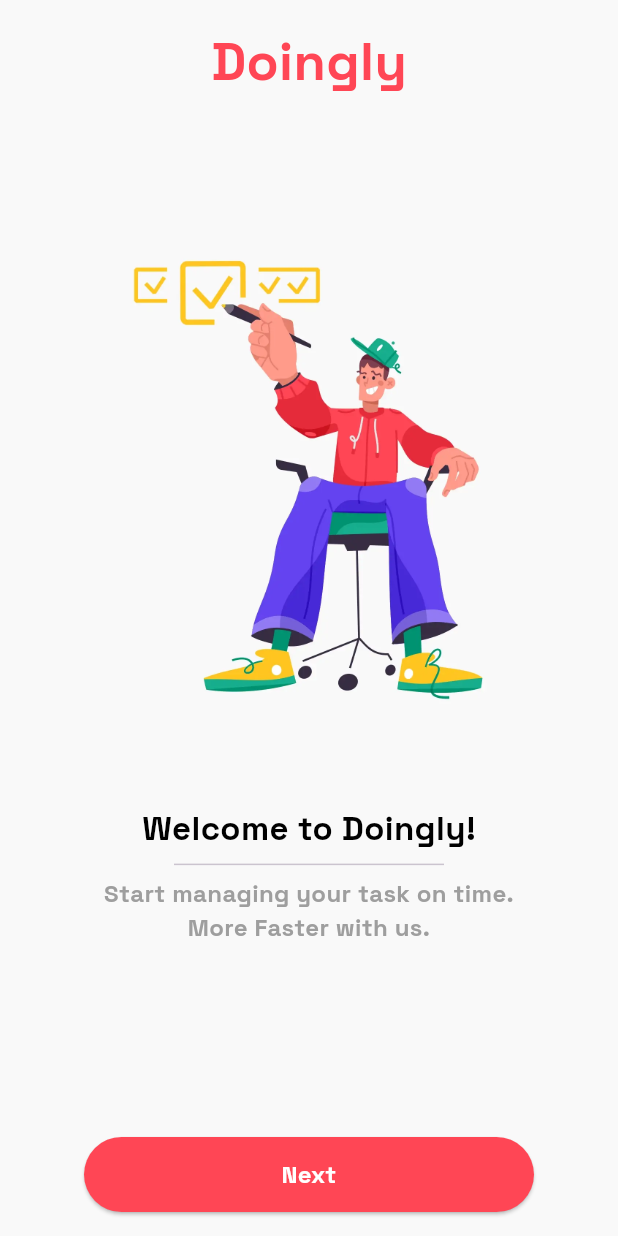
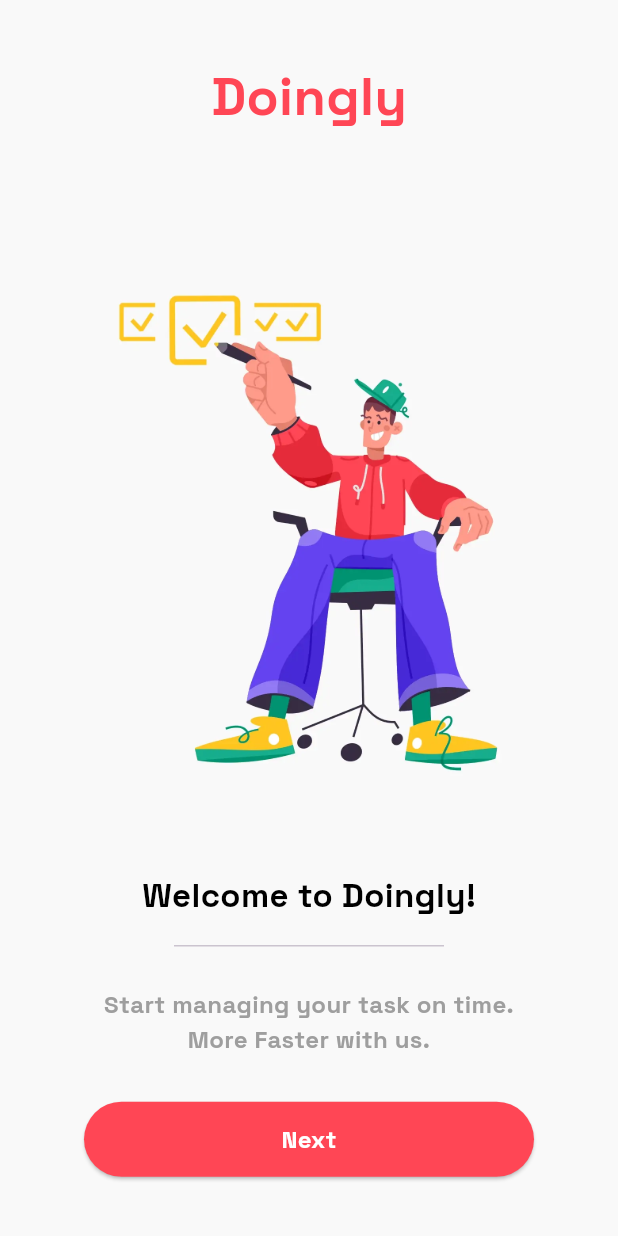
Before and after one commit to DSC-JSS-NOIDA/Doingly, a Flutter app: the screen it shows after launch, on a phone screen of 412 x 824 dp. Run offline on Flutter 3.47's test engine with Material 2 defaults, Android fonts, the phone set to English and light mode, and no system bars; our stand-ins replace flutter_slidable, flutter_speed_dial, get, google_fonts, hive, hive_flutter and 2 more; accounts and stored records are empty.

Commit message:
Update intro.dart
Fixed the constructor to properly pass the key.
Replaced Expanded widgets with SizedBox for spacing.
Used the height property for Image.asset to control the image's height. Adjust the value if you want the image to occupy more or less space.
Ensured consistent spacing using SizedBox for a clearer and more visually pleasing structure.

```diff
--- a/lib/Screens/intro.dart
+++ b/lib/Screens/intro.dart
@@ -4,7 +4,7 @@ import 'package:get/get.dart';
 import 'package:google_fonts/google_fonts.dart';
 
 class IntroScreen extends StatefulWidget {
-  const IntroScreen({super.key});
+  const IntroScreen({Key? key}) : super(key: key);
 
   @override
   State<IntroScreen> createState() => _IntroScreenState();
@@ -19,55 +19,67 @@ class _IntroScreenState extends State<IntroScreen> {
         child: Padding(
           padding: const EdgeInsets.all(16.0),
           child: Center(
-            child:
-                Column(mainAxisAlignment: MainAxisAlignment.center, children: [
-              Expanded(
-                flex: 1,
-                child: Text(
+            child: Column(
+              mainAxisAlignment: MainAxisAlignment.center,
+              children: [
+                Text(
                   "Doingly",
                   style: GoogleFonts.spaceGrotesk(
                     fontWeight: FontWeight.bold,
                     fontSize: 35,
-                      color: Color(0xffFF4655)),
+                    color: Color(0xffFF4655),
                   ),
                 ),
-              // SizedBox(height: 60,),
-              Expanded(flex: 5, child: Image.asset("assets/images/intro.png")),
-              // SizedBox(height: 20,),
-              Text("Welcome to Doingly!",
+                SizedBox(height: 60),
+                Image.asset(
+                  "assets/images/intro.png",
+                  height: MediaQuery.of(context).size.height * 0.5,
+                  fit: BoxFit.cover,
+                ),
+                SizedBox(height: 20),
+                Text(
+                  "Welcome to Doingly!",
                   style: GoogleFonts.spaceGrotesk(
                     fontWeight: FontWeight.bold,
                     fontSize: 22,
-                      color: Colors.black)),
+                    color: Colors.black,
+                  ),
+                ),
+                SizedBox(height: 10),
                 Container(width: 180, child: Divider()),
-              Expanded(
-                flex: 2,
-                child: Text(
+                SizedBox(height: 20),
+                Text(
                   "Start managing your task on time.\nMore Faster with us.",
                   textAlign: TextAlign.center,
                   style: GoogleFonts.spaceGrotesk(
                     fontWeight: FontWeight.bold,
                     fontSize: 16,
-                        color: Colors.grey)),
+                    color: Colors.grey,
                   ),
+                ),
+                SizedBox(height: 30),
                 Container(
                   width: 300,
                   height: 50,
                   child: ElevatedButton(
                     style: ElevatedButton.styleFrom(
-                      backgroundColor: Color(0xffFF4655)),
+                      backgroundColor: Color(0xffFF4655),
+                    ),
                     onPressed: () {
                       Get.to(() => NameScreen());
                     },
-                  child: Text("Next",
-                      textAlign: TextAlign.center,
+                    child: Text(
+                      "Next",
                       style: GoogleFonts.spaceGrotesk(
                         fontWeight: FontWeight.bold,
                         fontSize: 16,
-                          color: Colors.white)),
+                        color: Colors.white,
+                      ),
+                    ),
                   ),
                 )
-            ]),
+              ],
+            ),
           ),
         ),
       ),
```
Lines whose indentation alone changed are shown as unchanged.
